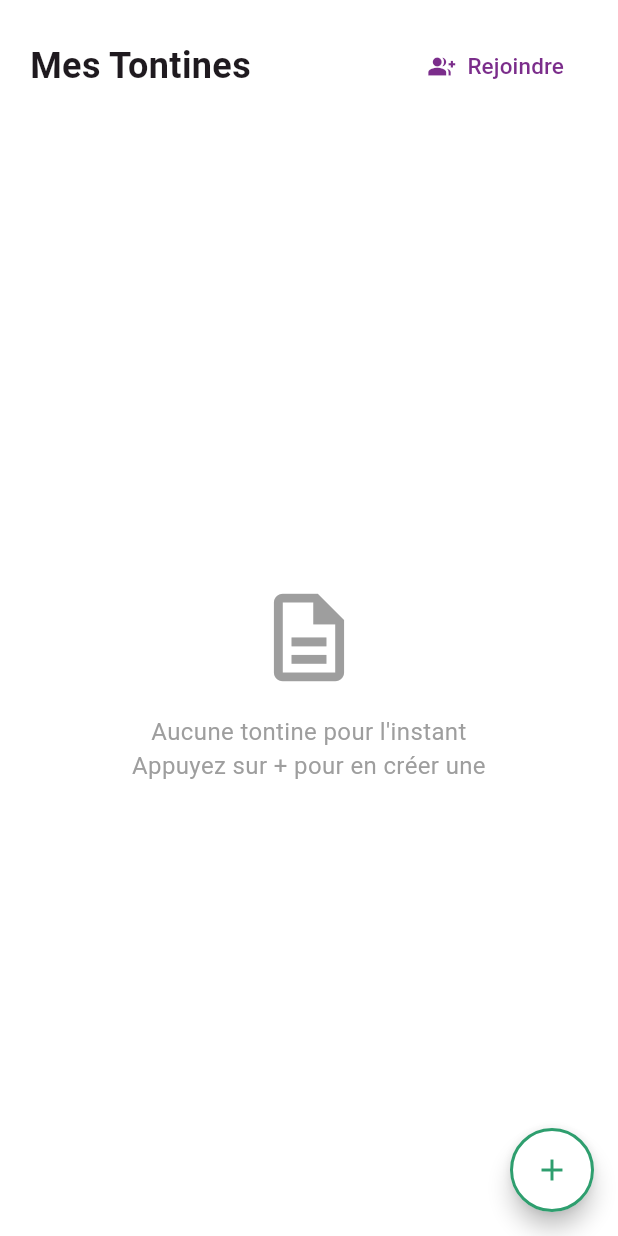
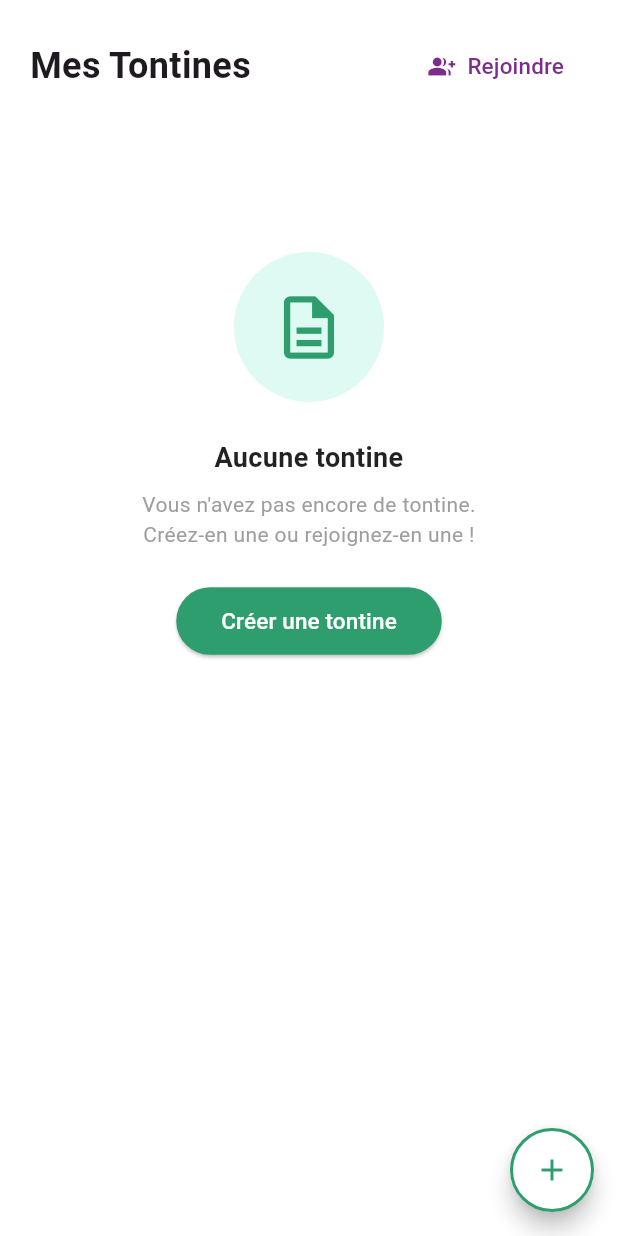
Before and after one commit to Marino0503/njangui, a Flutter app: the TontinesScreen screen opened directly, on a phone screen of 412 x 824 dp. Run offline on Flutter 3.47's test engine with Material 3 defaults, Android fonts, the phone set to English and light mode, and no system bars; our stand-ins replace cloud_firestore, firebase_auth, firebase_core; accounts and stored records are empty.

Commit message:
feat:Amelioration de l'experience utilisateur

```diff
--- a/lib/screens/tontines_screen.dart
+++ b/lib/screens/tontines_screen.dart
@@ -5,6 +5,8 @@ import '../widgets/tontine_card.dart';
 import 'create_tontine_screen.dart';
 import 'rejoindre_tontine_screen.dart';
 import 'detail_tontine_screen.dart';
+import '../widgets/empty_state.dart';
+import '../widgets/error_state.dart';
 
 class TontinesScreen extends StatelessWidget {
   const TontinesScreen({super.key});
@@ -51,10 +53,15 @@ class TontinesScreen extends StatelessWidget {
 
               // ── Liste des tontines depuis Firestore ──
               Expanded(
+                child: RefreshIndicator(
+                  color: const Color(0xFF2E9E6E),
+                  onRefresh: () async {
+                    // Simule un rafraîchissement
+                    await Future.delayed(const Duration(seconds: 1));
+                  },
                   child: StreamBuilder<List<Tontine>>(
                     stream: FirestoreService().getTontines(),
                     builder: (context, snapshot) {
-                    // Chargement
                       if (snapshot.connectionState == ConnectionState.waiting) {
                         return const Center(
                           child: CircularProgressIndicator(
@@ -63,44 +70,40 @@ class TontinesScreen extends StatelessWidget {
                         );
                       }
 
-                    // Erreur
                       if (snapshot.hasError) {
-                      return Center(
-                        child: Text(
-                          'Erreur : ${snapshot.error}',
-                          style: const TextStyle(color: Colors.red),
-                        ),
+                        return ErrorState(
+                          message:
+                              'Impossible de charger les tontines.\nVérifiez votre connexion.',
+                          onReessayer: () {},
                         );
                       }
 
                       final tontines = snapshot.data ?? [];
 
-                    // Liste vide
                       if (tontines.isEmpty) {
-                      return const Center(
-                        child: Column(
-                          mainAxisAlignment: MainAxisAlignment.center,
+                        return ListView(
                           children: [
-                            Icon(
-                              Icons.description_outlined,
-                              size: 70,
-                              color: Colors.grey,
+                            const SizedBox(height: 80),
+                            EmptyState(
+                              icon: Icons.description_outlined,
+                              titre: 'Aucune tontine',
+                              message:
+                                  'Vous n\'avez pas encore de tontine.\nCréez-en une ou rejoignez-en une !',
+                              boutonTexte: 'Créer une tontine',
+                              onBoutonPressed: () {
+                                Navigator.push(
+                                  context,
+                                  MaterialPageRoute(
+                                    builder: (context) =>
+                                        const CreateTontineScreen(),
                                   ),
-                            SizedBox(height: 16),
-                            Text(
-                              'Aucune tontine pour l\'instant\nAppuyez sur + pour en créer une',
-                              textAlign: TextAlign.center,
-                              style: TextStyle(
-                                fontSize: 16,
-                                color: Colors.grey,
-                              ),
+                                );
+                              },
                             ),
                           ],
-                        ),
                         );
                       }
 
-                    // ── Liste des tontines ──
                       return ListView.builder(
                         itemCount: tontines.length,
                         itemBuilder: (context, index) {
@@ -120,6 +123,7 @@ class TontinesScreen extends StatelessWidget {
                         },
                       );
                     },
+                  ),
                 ),
               ),
             ],
--- /dev/null
+++ b/lib/widgets/empty_state.dart
@@ -0,0 +1,84 @@
+import 'package:flutter/material.dart';
+
+class EmptyState extends StatelessWidget {
+  final IconData icon;
+  final String titre;
+  final String message;
+  final String? boutonTexte;
+  final VoidCallback? onBoutonPressed;
+
+  const EmptyState({
+    super.key,
+    required this.icon,
+    required this.titre,
+    required this.message,
+    this.boutonTexte,
+    this.onBoutonPressed,
+  });
+
+  @override
+  Widget build(BuildContext context) {
+    return Center(
+      child: Padding(
+        padding: const EdgeInsets.symmetric(horizontal: 40),
+        child: Column(
+          mainAxisAlignment: MainAxisAlignment.center,
+          children: [
+            // ── Icône ──
+            Container(
+              width: 100,
+              height: 100,
+              decoration: BoxDecoration(
+                color: const Color(0xFF90EED4).withValues(alpha: 0.3),
+                shape: BoxShape.circle,
+              ),
+              child: Icon(icon, size: 50, color: const Color(0xFF2E9E6E)),
+            ),
+
+            const SizedBox(height: 24),
+
+            // ── Titre ──
+            Text(
+              titre,
+              textAlign: TextAlign.center,
+              style: const TextStyle(
+                fontSize: 18,
+                fontWeight: FontWeight.bold,
+                color: Colors.black87,
+              ),
+            ),
+
+            const SizedBox(height: 8),
+
+            // ── Message ──
+            Text(
+              message,
+              textAlign: TextAlign.center,
+              style: const TextStyle(fontSize: 14, color: Colors.grey),
+            ),
+
+            // ── Bouton optionnel ──
+            if (boutonTexte != null && onBoutonPressed != null) ...[
+              const SizedBox(height: 24),
+              ElevatedButton(
+                onPressed: onBoutonPressed,
+                style: ElevatedButton.styleFrom(
+                  backgroundColor: const Color(0xFF2E9E6E),
+                  foregroundColor: Colors.white,
+                  shape: RoundedRectangleBorder(
+                    borderRadius: BorderRadius.circular(30),
+                  ),
+                  padding: const EdgeInsets.symmetric(
+                    horizontal: 30,
+                    vertical: 12,
+                  ),
+                ),
+                child: Text(boutonTexte!, style: const TextStyle(fontSize: 15)),
+              ),
+            ],
+          ],
+        ),
+      ),
+    );
+  }
+}
```
Also changed, not shown: lib/screens/home_screen.dart (+21 -13 lines), lib/screens/notification_screen.dart (+11 -21 lines), lib/widgets/error_state.dart (added, +79 -0 lines). Lines whose indentation alone changed are shown as unchanged.
